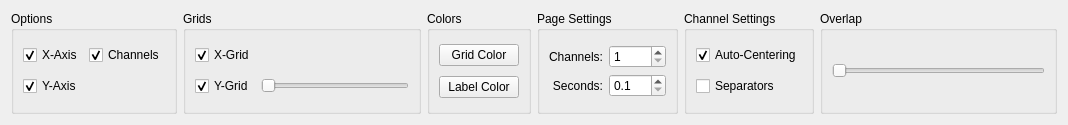
Qt form src/gui_impl/signal_browser/adapt_browser_view_widget.ui (cbrnr/sigviewer) before a commit.
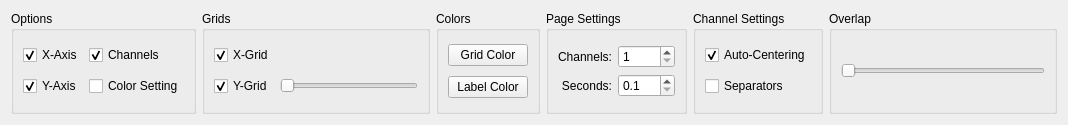
The same form after that commit.

Diff of the .ui file:
```diff
--- a/src/gui_impl/signal_browser/adapt_browser_view_widget.ui
+++ b/src/gui_impl/signal_browser/adapt_browser_view_widget.ui
@@ -145,6 +145,13 @@
         </property>
        </widget>
       </item>
+      <item row="1" column="2">
+       <widget class="QCheckBox" name="checkBox">
+        <property name="text">
+         <string>Color Setting</string>
+        </property>
+       </widget>
+      </item>
      </layout>
     </widget>
    </item>
```
